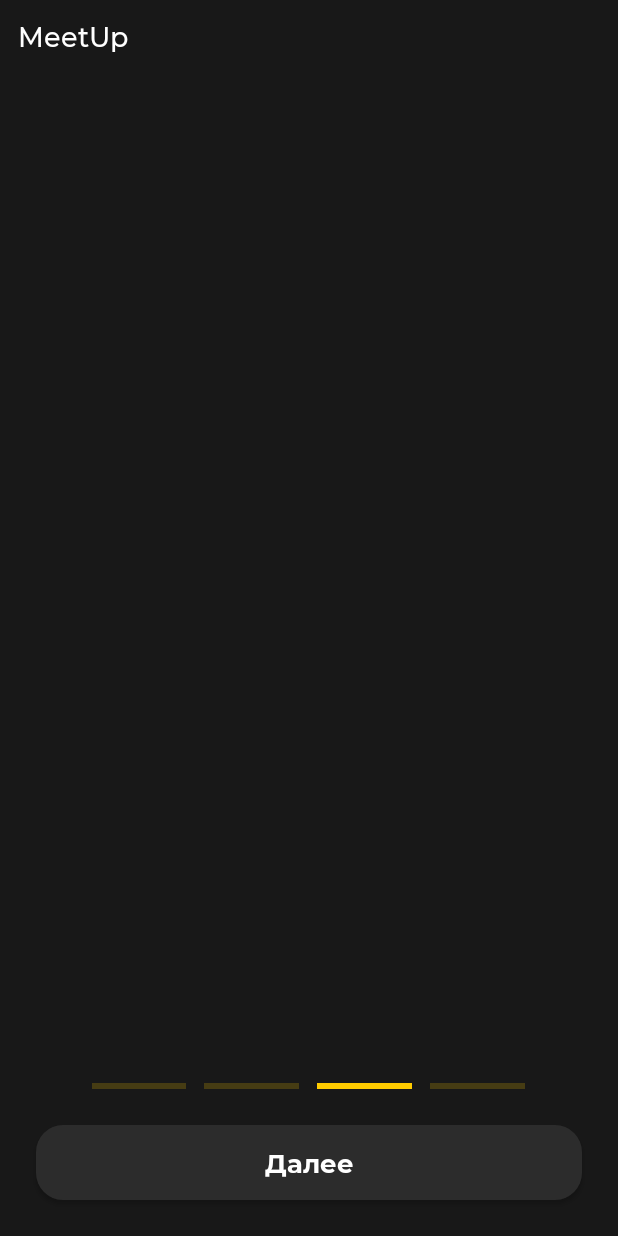
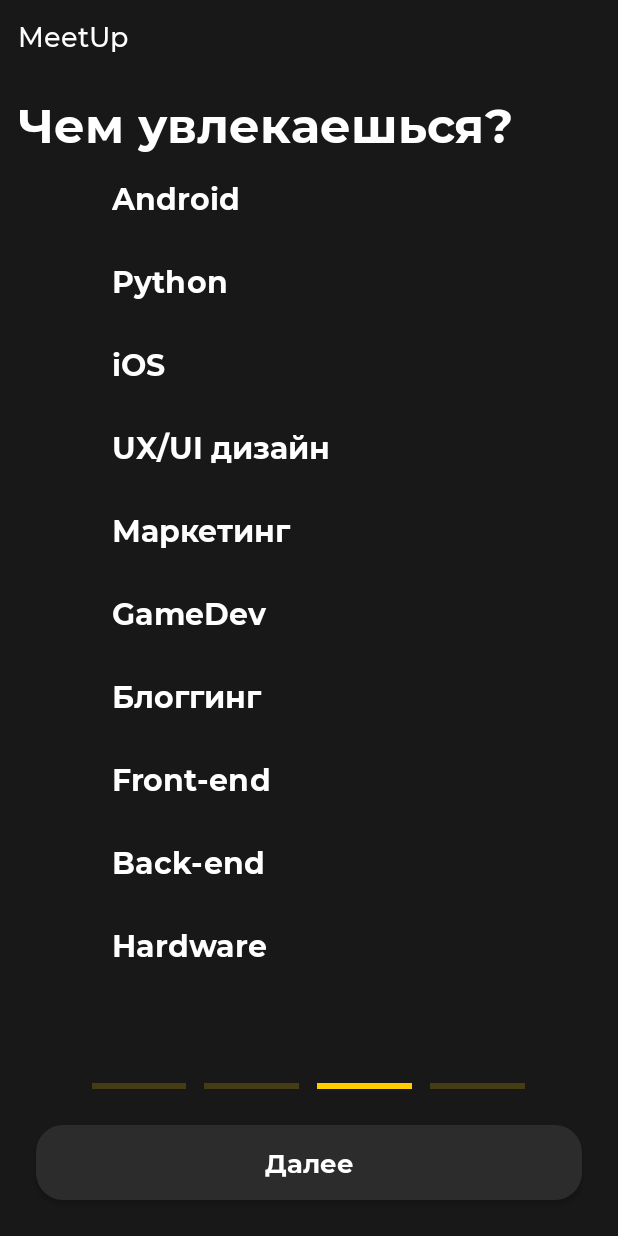
Before and after one commit to DVegasa/RuTech2, an Android app: the fragment Fragment3 shown on its own in the app's theme, on a phone screen of 412 x 824 dp. Run offline under Robolectric (Android 15) with nearby library versions, the phone set to English and light mode, and no system bars.

Commit message:
Закончил регу, осталось только отправить результаты

```diff
--- a/app/build.gradle
+++ b/app/build.gradle
@@ -45,4 +45,5 @@ dependencies {
 
     implementation 'com.squareup.retrofit2:retrofit:2.8.1'
     implementation 'com.squareup.retrofit2:converter-gson:2.8.1'
+    implementation 'androidx.recyclerview:recyclerview:1.1.0'
 }
--- a/app/src/main/java/io/github/dvegasa/rutechmeetup/network/WebApi.kt
+++ b/app/src/main/java/io/github/dvegasa/rutechmeetup/network/WebApi.kt
@@ -1,7 +1,19 @@
 package io.github.dvegasa.rutechmeetup.network
+
+import retrofit2.Retrofit
+import retrofit2.converter.gson.GsonConverterFactory
 
 /**
  * Created by Ed Khalturin @DVegasa
  */
 interface WebApi {
+    companion object {
+        fun create(): WebApi {
+            val retrofit = Retrofit.Builder()
+                .baseUrl("http://62.109.28.67:8000/")
+                .addConverterFactory(GsonConverterFactory.create())
+                .build()
+            return retrofit.create(WebApi::class.java)
+        }
+    }
 }
--- a/app/src/main/java/io/github/dvegasa/rutechmeetup/welcome/Fragment3.kt
+++ b/app/src/main/java/io/github/dvegasa/rutechmeetup/welcome/Fragment3.kt
@@ -5,14 +5,30 @@ import androidx.fragment.app.Fragment
 import android.view.LayoutInflater
 import android.view.View
 import android.view.ViewGroup
+import androidx.recyclerview.widget.LinearLayoutManager
 
 import io.github.dvegasa.rutechmeetup.R
+import kotlinx.android.synthetic.main.fragment_3.*
 import kotlinx.android.synthetic.main.fragment_3.view.*
+import kotlinx.android.synthetic.main.fragment_3.view.rvTags
 
 /**
  * A simple [Fragment] subclass.
  */
 class Fragment3 : Fragment() {
+
+    val tags = listOf(
+        Tag("Android"),
+        Tag("Python"),
+        Tag("iOS"),
+        Tag("UX/UI дизайн"),
+        Tag("Маркетинг"),
+        Tag("GameDev"),
+        Tag("Блоггинг"),
+        Tag("Front-end"),
+        Tag("Back-end"),
+        Tag("Hardware")
+    )
 
     override fun onCreateView(
         inflater: LayoutInflater, container: ViewGroup?,
@@ -20,9 +36,17 @@ class Fragment3 : Fragment() {
     ): View? {
         // Inflate the layout for this fragment
         val v = inflater.inflate(R.layout.fragment_3, container, false)
+
         v.btn3.setOnClickListener {
+            (activity as WelcomeActivity).tags = tags
             (activity as WelcomeActivity).nextPage()
         }
+
+        val adapter = RvTagsAdapter(tags)
+        v.rvTags.layoutManager = LinearLayoutManager(context)
+        v.rvTags.adapter = adapter
+
+
         return v
     }
     companion object {
--- /dev/null
+++ b/app/src/main/java/io/github/dvegasa/rutechmeetup/welcome/RvTagsAdapter.kt
@@ -0,0 +1,40 @@
+package io.github.dvegasa.rutechmeetup.welcome
+
+import android.view.LayoutInflater
+import android.view.View
+import android.view.ViewGroup
+import androidx.recyclerview.widget.RecyclerView
+import io.github.dvegasa.rutechmeetup.R
+import kotlinx.android.synthetic.main.item_tag.view.*
+
+/**
+ * Created by Ed Khalturin @DVegasa
+ */
+class RvTagsAdapter (val tags: List<Tag>) : RecyclerView.Adapter<RvTagsAdapter.VH>() {
+
+    inner class VH(val v: View) : RecyclerView.ViewHolder(v) {
+        fun bind(pos: Int) {
+            v.apply {
+                tvTagName.text = tags[pos].name
+                v.ivCheck.visibility = if (tags[pos].isChecked) View.VISIBLE else View.INVISIBLE
+
+                setOnClickListener {
+                    tags[pos].isChecked = !tags[pos].isChecked
+                    v.ivCheck.visibility = if (tags[pos].isChecked) View.VISIBLE else View.INVISIBLE
+                }
+            }
+
+        }
+    }
+
+    override fun onCreateViewHolder(parent: ViewGroup, viewType: Int): VH {
+        val v = LayoutInflater.from(parent.context).inflate(R.layout.item_tag, parent, false)
+        return VH(v)
+    }
+
+    override fun getItemCount() = tags.size
+
+    override fun onBindViewHolder(holder: VH, position: Int) {
+        holder.bind(position)
+    }
+}
--- /dev/null
+++ b/app/src/main/java/io/github/dvegasa/rutechmeetup/welcome/Tag.kt
@@ -0,0 +1,9 @@
+package io.github.dvegasa.rutechmeetup.welcome
+
+/**
+ * Created by Ed Khalturin @DVegasa
+ */
+data class Tag (
+    val name: String,
+    var isChecked: Boolean = false
+)
--- a/app/src/main/java/io/github/dvegasa/rutechmeetup/welcome/WelcomeActivity.kt
+++ b/app/src/main/java/io/github/dvegasa/rutechmeetup/welcome/WelcomeActivity.kt
@@ -2,6 +2,7 @@ package io.github.dvegasa.rutechmeetup.welcome
 
 import android.content.Intent
 import android.graphics.Bitmap
+import android.graphics.BitmapFactory
 import android.os.Bundle
 import android.provider.MediaStore
 import android.util.Base64
@@ -9,6 +10,7 @@ import android.util.Log
 import android.view.View
 import androidx.appcompat.app.AppCompatActivity
 import io.github.dvegasa.rutechmeetup.R
+import io.github.dvegasa.rutechmeetup.main.MainActivity
 import kotlinx.android.synthetic.main.activity_welcome.*
 import java.io.ByteArrayOutputStream
 import kotlin.random.Random
@@ -27,6 +29,7 @@ class WelcomeActivity : AppCompatActivity() {
     var name: String = ""
     var job: String = ""
     var photo: Bitmap? = null
+    var tags: List<Tag>? = null
 
     private val nsvpAdapter = NsvpAdapter(frags, supportFragmentManager)
 
@@ -45,7 +48,7 @@ class WelcomeActivity : AppCompatActivity() {
     }
 
     fun endRegistration() {
-        val bitmap: Bitmap = photo !!
+        val bitmap: Bitmap = photo ?: BitmapFactory.decodeResource(resources, R.drawable.ava_no_photo)
         val byteArrayOutputStream = ByteArrayOutputStream()
         bitmap.compress(Bitmap.CompressFormat.PNG, 100, byteArrayOutputStream)
         val byteArray: ByteArray = byteArrayOutputStream.toByteArray()
@@ -53,6 +56,9 @@ class WelcomeActivity : AppCompatActivity() {
         Log.d("ed__", "Base64:\n$encoded")
 
         val uid: String = "" + System.currentTimeMillis() + "" + Random.nextInt(100, 999)
+
+        startActivity(Intent(this, MainActivity::class.java))
+        finish()
     }
 
     fun nextPage() {
--- /dev/null
+++ b/app/src/main/res/drawable/ic_check.xml
@@ -0,0 +1,9 @@
+<vector xmlns:android="http://schemas.android.com/apk/res/android"
+    android:width="20dp"
+    android:height="15dp"
+    android:viewportWidth="20"
+    android:viewportHeight="15">
+  <path
+      android:pathData="M6.7929,14.7054L0.2929,8.168C-0.0976,7.7753 -0.0976,7.1385 0.2929,6.7457L1.7071,5.3233C2.0976,4.9305 2.7308,4.9305 3.1213,5.3233L7.5,9.7272L16.8787,0.2946C17.2692,-0.0982 17.9024,-0.0982 18.2929,0.2946L19.7071,1.7169C20.0976,2.1097 20.0976,2.7465 19.7071,3.1393L8.2071,14.7054C7.8166,15.0982 7.1834,15.0982 6.7929,14.7054V14.7054Z"
+      android:fillColor="#ffffff"/>
+</vector>
--- a/app/src/main/res/layout/fragment_3.xml
+++ b/app/src/main/res/layout/fragment_3.xml
@@ -23,9 +23,32 @@
             app:layout_constraintStart_toStartOf="parent"
             app:layout_constraintTop_toTopOf="parent" />
 
+    <TextView
+            android:id="@+id/tvUploadPhoto"
+            android:layout_width="wrap_content"
+            android:layout_height="wrap_content"
+            android:layout_marginStart="12dp"
+            android:layout_marginBottom="12dp"
+            android:layout_marginTop="12dp"
+            android:fontFamily="@font/monb"
+            android:text="Чем увлекаешься?"
+            android:textColor="@color/white"
+            android:textSize="32sp"
+            app:fontFamily="@font/monb"
+            app:layout_constraintStart_toStartOf="parent"
+            app:layout_constraintTop_toBottomOf="@+id/tvMeetup" />
 
+    <androidx.recyclerview.widget.RecyclerView
+            android:id="@+id/rvTags"
+            android:layout_width="match_parent"
+            android:layout_height="0dp"
+            app:layout_constraintBottom_toTopOf="@+id/linearLayout2"
+            app:layout_constraintEnd_toEndOf="parent"
+            app:layout_constraintStart_toStartOf="parent"
+            app:layout_constraintTop_toBottomOf="@+id/tvUploadPhoto" />
 
     <LinearLayout
+            android:id="@+id/linearLayout2"
             android:layout_width="match_parent"
             android:layout_height="4dp"
             android:layout_margin="24dp"
@@ -38,34 +61,34 @@
         <FrameLayout
                 android:layout_width="0dp"
                 android:layout_height="match_parent"
+                android:layout_marginStart="6dp"
+                android:layout_marginEnd="6dp"
                 android:layout_weight="1"
-                android:background="#33FFCC00"
-                android:layout_marginStart="6dp"
-                android:layout_marginEnd="6dp" />
+                android:background="#33FFCC00" />
 
         <FrameLayout
                 android:layout_width="0dp"
                 android:layout_height="match_parent"
+                android:layout_marginStart="6dp"
+                android:layout_marginEnd="6dp"
                 android:layout_weight="1"
-                android:background="#33FFCC00"
-                android:layout_marginStart="6dp"
-                android:layout_marginEnd="6dp" />
+                android:background="#33FFCC00" />
 
         <FrameLayout
                 android:layout_width="0dp"
                 android:layout_height="match_parent"
+                android:layout_marginStart="6dp"
+                android:layout_marginEnd="6dp"
                 android:layout_weight="1"
-                android:background="#FFCC00"
-                android:layout_marginStart="6dp"
-                android:layout_marginEnd="6dp"/>
+                android:background="#FFCC00" />
 
         <FrameLayout
                 android:layout_width="0dp"
                 android:layout_height="match_parent"
+                android:layout_marginStart="6dp"
+                android:layout_marginEnd="6dp"
                 android:layout_weight="1"
-                android:background="#33FFCC00"
-                android:layout_marginStart="6dp"
-                android:layout_marginEnd="6dp" />
+                android:background="#33FFCC00" />
 
     </LinearLayout>
 
--- /dev/null
+++ b/app/src/main/res/layout/item_tag.xml
@@ -0,0 +1,28 @@
+<?xml version="1.0" encoding="utf-8"?>
+<LinearLayout xmlns:android="http://schemas.android.com/apk/res/android"
+        android:layout_width="match_parent"
+        android:layout_height="55dp"
+        xmlns:app="http://schemas.android.com/apk/res-auto"
+        android:gravity="center_vertical"
+        android:orientation="horizontal"
+        android:background="@color/background">
+
+    <ImageView
+            android:id="@+id/ivCheck"
+            android:layout_width="0dp"
+            android:layout_height="wrap_content"
+            android:layout_weight="2"
+            android:src="@drawable/ic_check"/>
+
+    <TextView
+            android:id="@+id/tvTagName"
+            android:layout_width="0dp"
+            android:layout_height="wrap_content"
+            android:layout_weight="9"
+            android:fontFamily="@font/monb"
+            app:fontFamily="@font/monb"
+            android:text="Android"
+            android:textColor="@color/white"
+            android:textSize="20sp"/>
+
+</LinearLayout>
```
Also changed, not shown: app/src/main/res/drawable/ava_no_photo.png (added).
